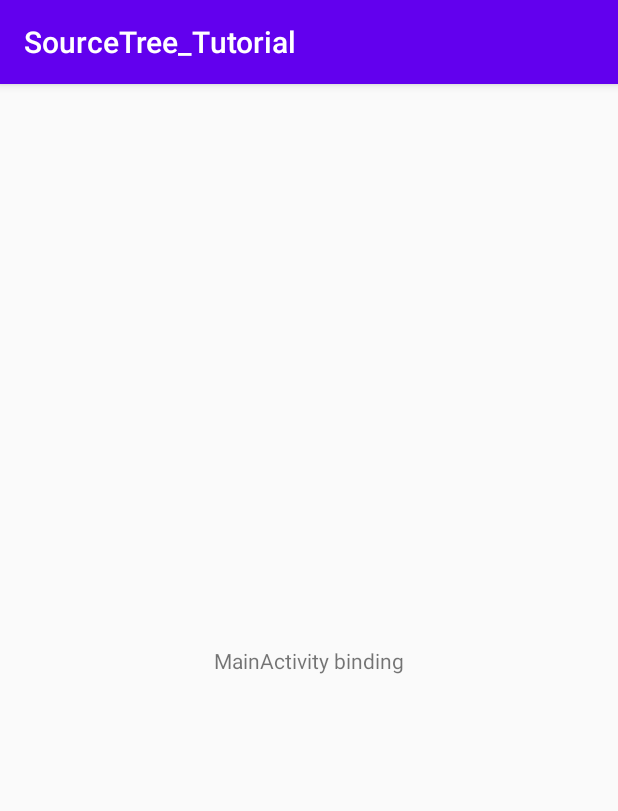
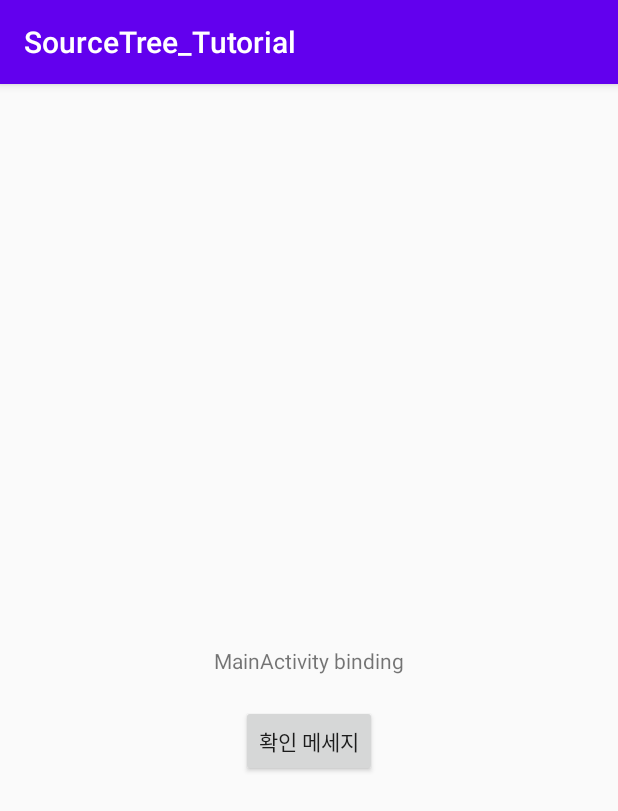
Before and after one commit to DongSu-Park/SourceTree_Tutorial, an Android app: the MainActivity screen opened directly, with no data from a screen before it, on a phone screen of 412 x 824 dp. Shown: the top 811 px of the screen. Run offline under Robolectric (Android 15) with nearby library versions, the phone set to English and light mode, and no system bars.

Commit message:
Add to toast message

```diff
--- a/app/src/main/java/com/example/sourcetree_tutorial/MainActivity.kt
+++ b/app/src/main/java/com/example/sourcetree_tutorial/MainActivity.kt
@@ -1,11 +1,17 @@
 package com.example.sourcetree_tutorial
 
 import android.os.Bundle
+import android.widget.Toast
 import androidx.appcompat.app.AppCompatActivity
+import kotlinx.android.synthetic.main.activity_main.*
 
 class MainActivity : AppCompatActivity(){
     override fun onCreate(savedInstanceState: Bundle?) {
         super.onCreate(savedInstanceState)
         setContentView(R.layout.activity_main)
+
+        btn_toast.setOnClickListener {
+            Toast.makeText(this, "테스트 메세지 입니다.", Toast.LENGTH_LONG).show()
+        }
     }
 }
--- a/app/src/main/res/layout/activity_main.xml
+++ b/app/src/main/res/layout/activity_main.xml
@@ -5,6 +5,7 @@
     xmlns:app="http://schemas.android.com/apk/res-auto">
 
     <TextView
+        android:id="@+id/tv_main"
         android:layout_width="wrap_content"
         android:layout_height="wrap_content"
         android:text="@string/text_main"
@@ -13,4 +14,14 @@
         app:layout_constraintEnd_toEndOf="parent"
         app:layout_constraintBottom_toBottomOf="parent"/>
 
+    <Button
+        android:id="@+id/btn_toast"
+        android:layout_width="wrap_content"
+        android:layout_height="wrap_content"
+        android:text="@string/btn_toast"
+        android:layout_marginTop="20dp"
+        app:layout_constraintTop_toBottomOf="@id/tv_main"
+        app:layout_constraintStart_toStartOf="parent"
+        app:layout_constraintEnd_toEndOf="parent"/>
+
 </androidx.constraintlayout.widget.ConstraintLayout>
--- a/app/src/main/res/values/strings.xml
+++ b/app/src/main/res/values/strings.xml
@@ -4,4 +4,5 @@
     <string name="ex_password">******</string>
     <string name="btn_login">로그인</string>
     <string name="text_main">MainActivity binding</string>
+    <string name="btn_toast">확인 메세지</string>
 </resources>
```
